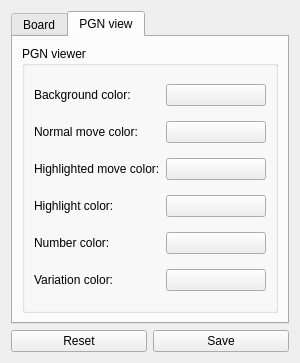
Qt form src/gui/forms/settings-dialog.ui (krwc/qtchess) before a commit.
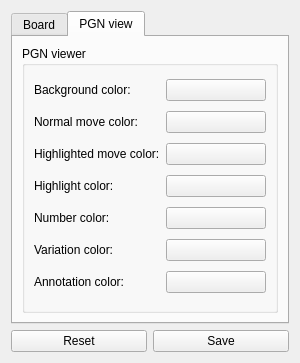
The same form after that commit. The open tabs and pages were chosen to show the change. Custom widgets are drawn as their Qt base class.

Commit message: Added annotations support, and multi-level line promotion

Diff of the .ui file:
```diff
--- a/src/gui/forms/settings-dialog.ui
+++ b/src/gui/forms/settings-dialog.ui
@@ -241,6 +241,20 @@
               </property>
              </widget>
             </item>
+            <item row="6" column="0">
+             <widget class="QLabel" name="label_14">
+              <property name="text">
+               <string>Annotation color:</string>
+              </property>
+             </widget>
+            </item>
+            <item row="6" column="1">
+             <widget class="ColorButton" name="pgnAnnotationColor">
+              <property name="text">
+               <string/>
+              </property>
+             </widget>
+            </item>
            </layout>
           </widget>
          </item>
```
Left out of the diff: 12 changed lines with no effect on the pictures. The commit also changes 8 other files.
